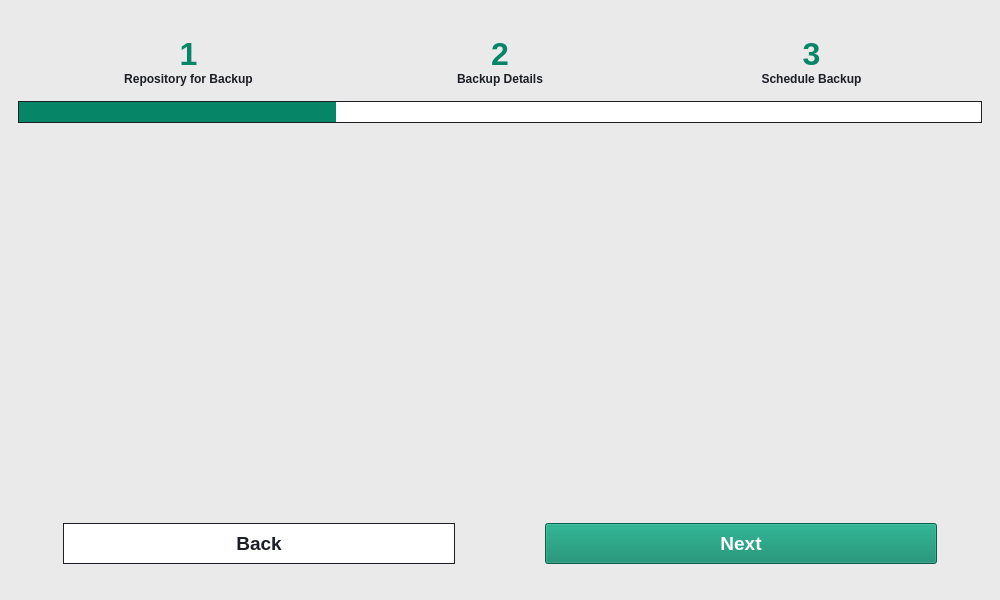
Qt form src/gui/tabs/backup_tab.ui (HPE-Backup-and-Recovery-System/ResilioZ) before a commit.
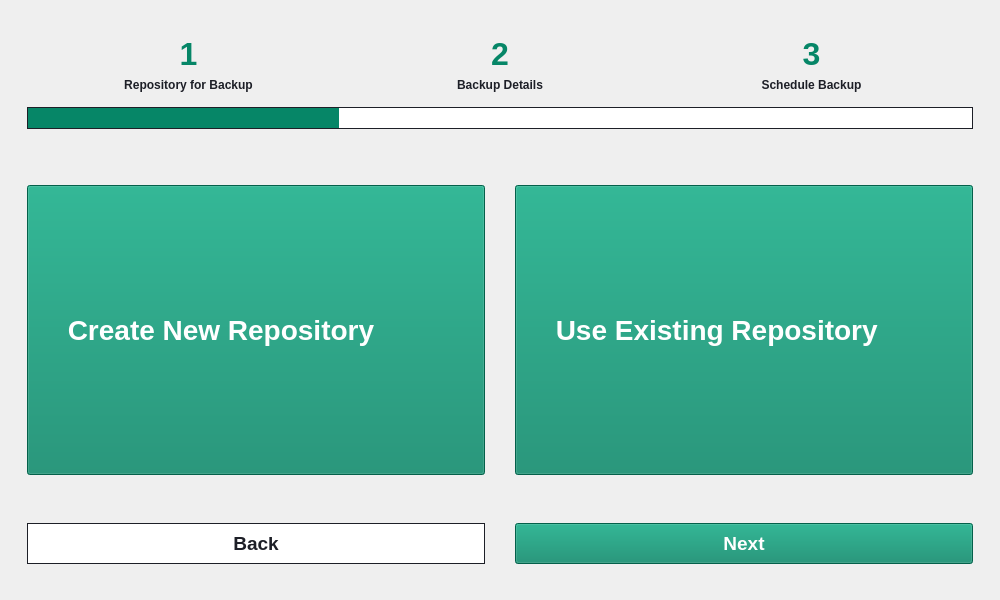
The same form after that commit. Icons and pictures are not drawn.

Commit message: Repo Creation Stepper UI with Validations

```diff
--- a/src/gui/tabs/backup_tab.ui
+++ b/src/gui/tabs/backup_tab.ui
@@ -46,7 +46,6 @@
      <property name="styleSheet">
       <string notr="true">QFrame{
 	border: none;
-	background: rgb(234, 234, 234);
 }</string>
      </property>
      <property name="frameShape">
@@ -352,12 +351,6 @@
                 <enum>QFrame::Raised</enum>
                </property>
                <layout class="QVBoxLayout" name="verticalLayout_2">
-                <property name="spacing">
-                 <number>0</number>
-                </property>
-                <property name="bottomMargin">
-                 <number>0</number>
-                </property>
                 <item>
                  <widget class="QFrame" name="frame_7">
                   <property name="styleSheet">
@@ -454,19 +447,19 @@
                   </layout>
                  </widget>
                 </item>
+                <item>
+                 <widget class="QProgressBar" name="progressBar">
+                  <property name="value">
+                   <number>33</number>
+                  </property>
+                  <property name="textVisible">
+                   <bool>false</bool>
+                  </property>
+                 </widget>
+                </item>
                </layout>
               </widget>
              </item>
-             <item>
-              <widget class="QProgressBar" name="progressBar">
-               <property name="value">
-                <number>33</number>
-               </property>
-               <property name="textVisible">
-                <bool>false</bool>
-               </property>
-              </widget>
-             </item>
              <item>
               <widget class="QFrame" name="frame_6">
                <property name="sizePolicy">
@@ -490,7 +483,105 @@
                 </property>
                 <item row="1" column="0">
                  <widget class="QStackedWidget" name="stackedWidget_createBackup">
-                  <widget class="QWidget" name="page_3"/>
+                  <property name="layoutDirection">
+                   <enum>Qt::LeftToRight</enum>
+                  </property>
+                  <property name="styleSheet">
+                   <string notr="true">QPushButton {
+	padding-top: 128px;
+	padding-bottom: 128px;
+	font-size: 28px;
+}</string>
+                  </property>
+                  <property name="currentIndex">
+                   <number>0</number>
+                  </property>
+                  <widget class="QWidget" name="backupRepoPage">
+                   <property name="sizePolicy">
+                    <sizepolicy hsizetype="Preferred" vsizetype="MinimumExpanding">
+                     <horstretch>0</horstretch>
+                     <verstretch>0</verstretch>
+                    </sizepolicy>
+                   </property>
+                   <property name="layoutDirection">
+                    <enum>Qt::LeftToRight</enum>
+                   </property>
+                   <layout class="QGridLayout" name="gridLayout_8">
+                    <property name="leftMargin">
+                     <number>9</number>
+                    </property>
+                    <property name="topMargin">
+                     <number>30</number>
+                    </property>
+                    <property name="rightMargin">
+                     <number>9</number>
+                    </property>
+                    <property name="bottomMargin">
+                     <number>30</number>
+                    </property>
+                    <property name="spacing">
+                     <number>30</number>
+                    </property>
+                    <item row="0" column="1">
+                     <widget class="QPushButton" name="useRepoButton">
+                      <property name="sizePolicy">
+                       <sizepolicy hsizetype="Preferred" vsizetype="Fixed">
+                        <horstretch>0</horstretch>
+                        <verstretch>0</verstretch>
+                       </sizepolicy>
+                      </property>
+                      <property name="layoutDirection">
+                       <enum>Qt::LeftToRight</enum>
+                      </property>
+                      <property name="styleSheet">
+                       <string notr="true"/>
+                      </property>
+                      <property name="text">
+                       <string> Use Existing Repository</string>
+                      </property>
+                      <property name="icon">
+                       <iconset resource="../resources/assets.qrc">
+                        <normaloff>:/assets/icons/icons/box-open.svg</normaloff>:/assets/icons/icons/box-open.svg</iconset>
+                      </property>
+                      <property name="iconSize">
+                       <size>
+                        <width>36</width>
+                        <height>36</height>
+                       </size>
+                      </property>
+                     </widget>
+                    </item>
+                    <item row="0" column="0">
+                     <widget class="QPushButton" name="createRepoButton">
+                      <property name="sizePolicy">
+                       <sizepolicy hsizetype="Preferred" vsizetype="Fixed">
+                        <horstretch>0</horstretch>
+                        <verstretch>0</verstretch>
+                       </sizepolicy>
+                      </property>
+                      <property name="layoutDirection">
+                       <enum>Qt::LeftToRight</enum>
+                      </property>
+                      <property name="styleSheet">
+                       <string notr="true"/>
+                      </property>
+                      <property name="text">
+                       <string> Create New Repository</string>
+                      </property>
+                      <property name="icon">
+                       <iconset resource="../resources/assets.qrc">
+                        <normaloff>:/assets/icons/icons/square-plus.svg</normaloff>:/assets/icons/icons/square-plus.svg</iconset>
+                      </property>
+                      <property name="iconSize">
+                       <size>
+                        <width>36</width>
+                        <height>36</height>
+                       </size>
+                      </property>
+                     </widget>
+                    </item>
+                   </layout>
+                  </widget>
                   <widget class="QWidget" name="page_4"/>
                   <widget class="QWidget" name="page_5"/>
                  </widget>
@@ -510,6 +601,10 @@
 	border: 1px solid rgb(29, 31, 39);
 }
 
+QPushButton#backButton:hover {
+	background: rgb(234, 234, 234);
+}
+
 QPushButton#backButton:disabled {
 	background: lightgrey;
 	color: darkgrey;
@@ -524,13 +619,13 @@
                   </property>
                   <layout class="QHBoxLayout" name="horizontalLayout_4">
                    <property name="spacing">
-                    <number>90</number>
+                    <number>30</number>
                    </property>
                    <property name="leftMargin">
-                    <number>45</number>
+                    <number>9</number>
                    </property>
                    <property name="rightMargin">
-                    <number>45</number>
+                    <number>9</number>
                    </property>
                    <item>
                     <widget class="QPushButton" name="backButton">
```
Left out of the diff: 4 changed lines with no effect on the pictures. The commit also changes 12 other files.
